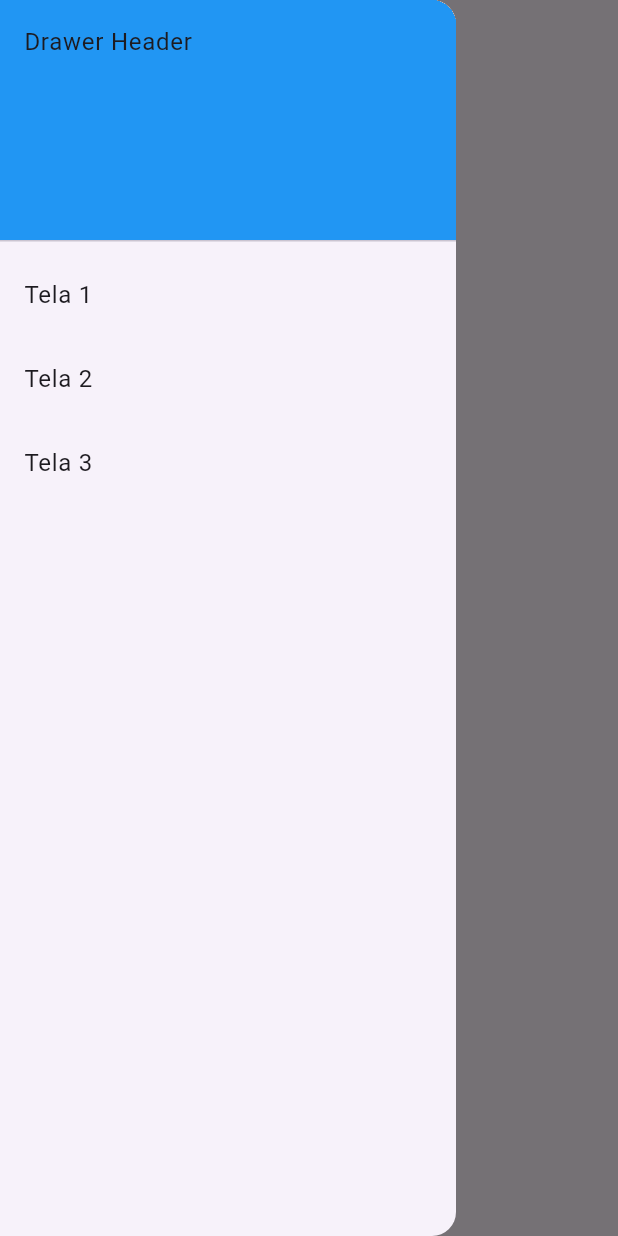
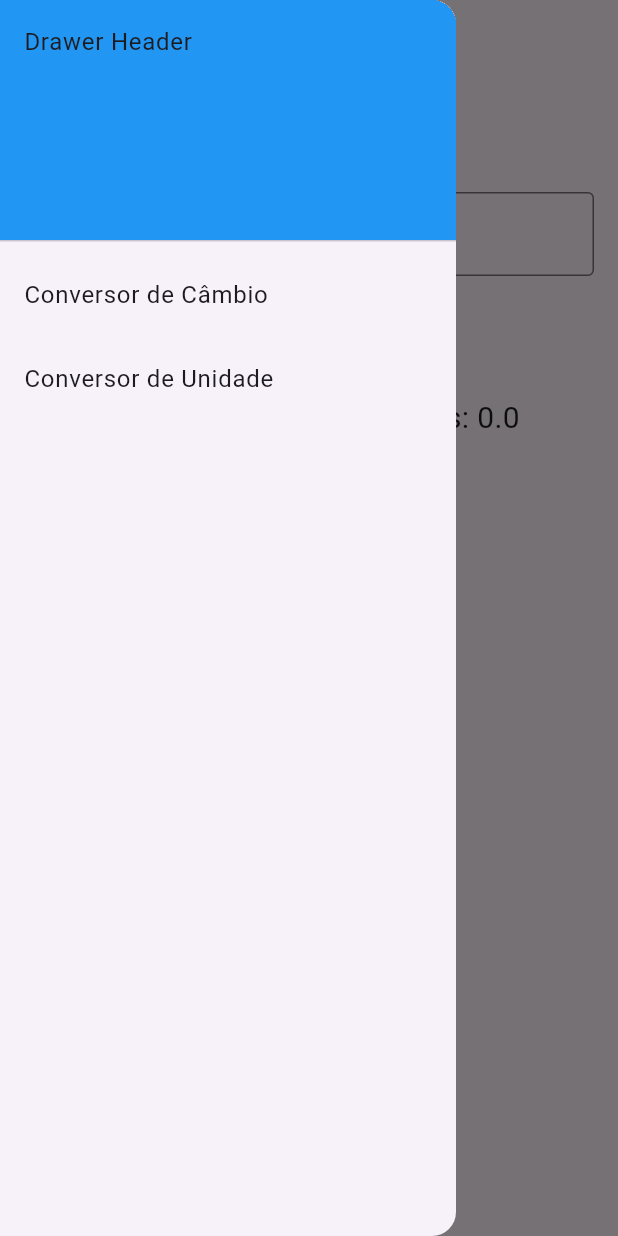
Before and after one commit to israeloriente/Unipe---Programac-a-o-para-dispositivos-mo-veis, a Flutter app: the screen it shows after launch, with the side drawer open, on a phone screen of 412 x 824 dp. Run offline on Flutter 3.47's test engine with Material 3 defaults, Android fonts, the phone set to English and light mode, and no system bars.

Commit message:
Tarefa de casa 3

```diff
--- a/lib/main.dart
+++ b/lib/main.dart
@@ -1,4 +1,6 @@
 import 'package:flutter/material.dart';
+import 'package:unipe/cambio.dart';
+import 'package:unipe/unidade.dart';
 
 void main() {
   runApp(MyApp());
@@ -23,30 +25,30 @@ class PaginaInicialState extends State<PaginaInicial> {
   Widget mudarTela() {
     switch (index) {
       case 0:
-        return Container(
-          child: Text('Bem vindo a tela Principal'),
-        );
+        return Unidade();
       case 1:
-        return Container(
-          child: Text('Bem vindo a tela 1'),
-        );
-      case 2:
-        return Container(
-          child: Text('Bem vindo a tela 2'),
-        );
-      case 3:
-        return Container(
-          child: Text('Bem vindo a tela 3'),
-        );
+        return Cambio();
+      default:
+        return Text('');
     }
+  }
 
-    return Text('');
+  Widget item(title, idx) {
+    return ListTile(
+        title: Text(title),
+        onTap: () {
+          setState(() {
+            index = idx;
+          });
+
+          Navigator.pop(context);
+        });
   }
 
   @override
   Widget build(BuildContext context) {
     return new Scaffold(
-      appBar: new AppBar(title: new Text("Drawer")),
+      appBar: new AppBar(title: new Text("Home")),
       body: mudarTela(),
       drawer: new Drawer(
         child: new ListView(children: [
@@ -56,31 +58,8 @@ class PaginaInicialState extends State<PaginaInicial> {
               color: Colors.blue,
             ),
           ),
-          ListTile(
-              title: Text('Tela 1'),
-              onTap: () {
-                setState(() {
-                  index = 1;
-                });
-
-                Navigator.pop(context);
-              }),
-          ListTile(
-              title: Text('Tela 2'),
-              onTap: () {
-                setState(() {
-                  index = 2;
-                });
-                Navigator.pop(context);
-              }),
-          ListTile(
-              title: Text('Tela 3'),
-              onTap: () {
-                setState(() {
-                  index = 3;
-                });
-                Navigator.pop(context);
-              })
+          item("Conversor de Câmbio", 1),
+          item("Conversor de Unidade", 0),
         ]),
       ),
     );
--- /dev/null
+++ b/lib/unidade.dart
@@ -0,0 +1,50 @@
+import 'package:flutter/material.dart';
+
+class Unidade extends StatefulWidget {
+  @override
+  UnidadeState createState() => new UnidadeState();
+}
+
+class UnidadeState extends State<Unidade> {
+  final TextEditingController controller = TextEditingController();
+  double result = 0.0;
+
+  void _convert() {
+    setState(() {
+      double milimetro = double.tryParse(controller.text) ?? 0.0;
+      result = milimetro / 10;
+    });
+  }
+
+  @override
+  Widget build(BuildContext context) {
+    return Scaffold(
+      appBar: AppBar(title: Text('Conversor de mm para cm')),
+      body: Padding(
+        padding: const EdgeInsets.all(16.0),
+        child: Column(
+          children: [
+            TextField(
+              controller: controller,
+              keyboardType: TextInputType.number,
+              decoration: InputDecoration(
+                labelText: 'Valor em Milimetro',
+                border: OutlineInputBorder(),
+              ),
+            ),
+            SizedBox(height: 16.0),
+            ElevatedButton(
+              onPressed: _convert,
+              child: Text('Converter'),
+            ),
+            SizedBox(height: 16.0),
+            Text(
+              'Resultado em Centimetros: ${result}',
+              style: TextStyle(fontSize: 20),
+            ),
+          ],
+        ),
+      ),
+    );
+  }
+}
```
Also changed, not shown: lib/cambio.dart (added, +50 -0 lines).
